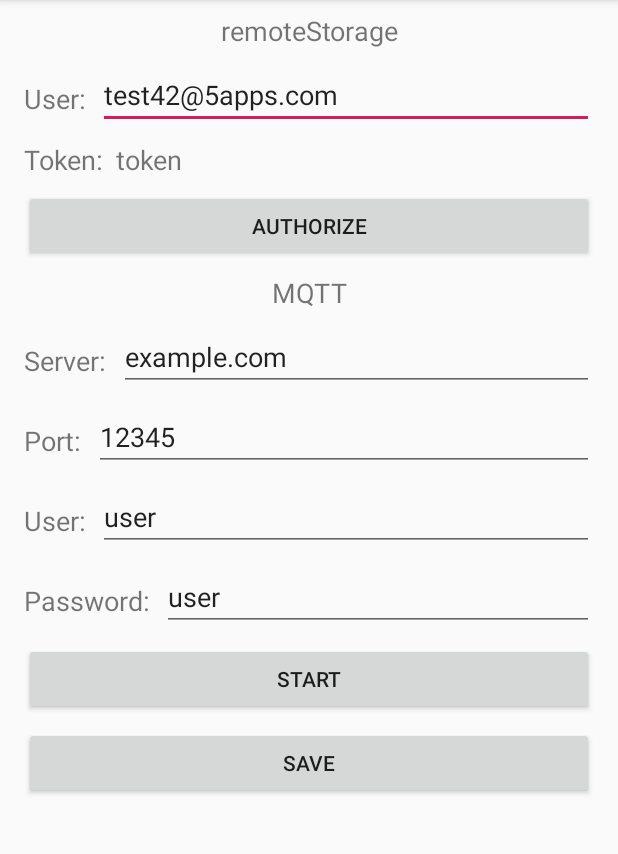
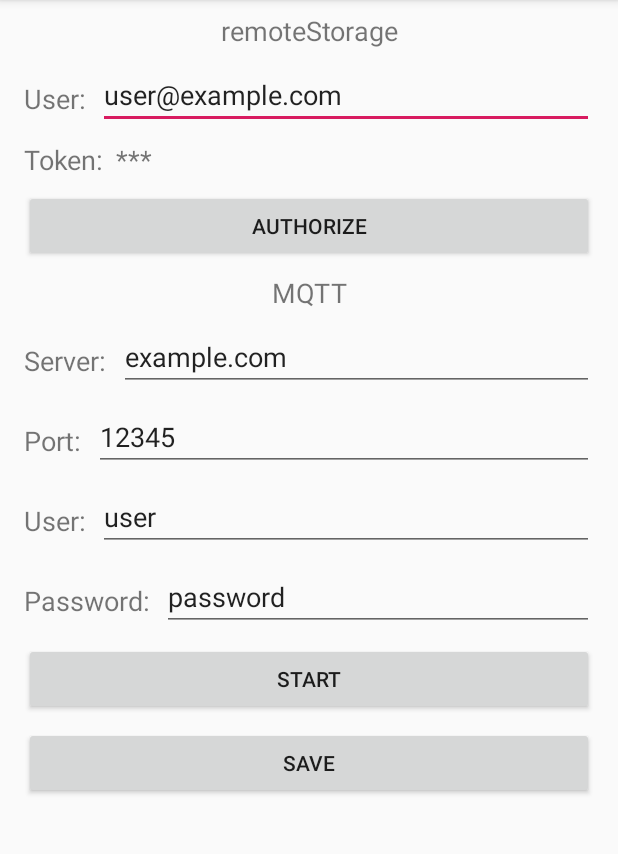
Before and after one commit to clnhlzmn/rssync, an Android app: the screen it shows after launch (MainActivity), on a phone screen of 412 x 824 dp, the part 84-938 px from its top. Run offline under Robolectric (Android 15) with nearby library versions, the phone set to English and light mode, and no system bars.

Commit message:
fatal error when connecting to mqtt

```diff
--- a/app/build.gradle
+++ b/app/build.gradle
@@ -33,6 +33,7 @@ android {
 dependencies {
     implementation fileTree(dir: 'libs', include: ['*.jar'])
     implementation "org.jetbrains.kotlin:kotlin-stdlib-jdk7:$kotlin_version"
+    implementation 'org.eclipse.paho:org.eclipse.paho.client.mqttv3:1.2.1'
     implementation 'com.android.support:appcompat-v7:28.0.0'
     implementation 'com.android.support.constraint:constraint-layout:1.1.3'
     implementation 'com.android.support:support-v4:28.0.0'
--- a/app/src/main/AndroidManifest.xml
+++ b/app/src/main/AndroidManifest.xml
@@ -5,7 +5,6 @@
     <uses-permission android:name="android.permission.INTERNET"/>
 
     <application
-            android:allowBackup="true"
             android:icon="@mipmap/ic_launcher"
             android:label="@string/app_name"
             android:roundIcon="@mipmap/ic_launcher_round"
--- a/app/src/main/java/xyz/colinholzman/rssync/AuthorizeActivity.kt
+++ b/app/src/main/java/xyz/colinholzman/rssync/AuthorizeActivity.kt
@@ -35,7 +35,6 @@ class AuthorizeActivity : AppCompatActivity() {
                 val error = request.url.fragment?.removePrefix("error=")
                 if (token != null && token != request.url.fragment) {
                     listener?.onAuthorizationGranted(token)
-
                     return true
                 } else if (error != null && error != request.url.fragment) {
                     listener?.onAuthorizationDenied(error)
--- a/app/src/main/java/xyz/colinholzman/rssync/MainActivity.kt
+++ b/app/src/main/java/xyz/colinholzman/rssync/MainActivity.kt
@@ -4,12 +4,15 @@ import android.content.Context
 import android.content.Intent
 import android.support.v7.app.AppCompatActivity
 import android.os.Bundle
+import android.text.Editable
 import android.widget.Button
 import android.widget.EditText
 import android.util.Log
+import android.widget.TextView
 import xyz.colinholzman.remotestorage_kotlin.Authorization
 import xyz.colinholzman.remotestorage_kotlin.Discovery
 import xyz.colinholzman.remotestorage_kotlin.RemoteStorage
+import java.util.*
 
 
 class MainActivity : AppCompatActivity() {
@@ -18,27 +21,61 @@ class MainActivity : AppCompatActivity() {
         val id = "MainActivity"
     }
 
-    var authorizeButton: Button? = null
-    var startButton: Button? = null
-    var saveButton: Button? = null
-
-    var href: String? = null
-    var token: String? = null
+    var rssync: RsSync? = null
 
     override fun onCreate(savedInstanceState: Bundle?) {
         super.onCreate(savedInstanceState)
         setContentView(R.layout.activity_main)
 
+        val prefs = getSharedPreferences("rssync", Context.MODE_PRIVATE)
+        if (!prefs.contains("client_id")) {
+            val editor = prefs.edit()
+            editor.putString("client_id", UUID.randomUUID().toString())
+            editor.apply()
+        }
+
         val rsUserField = findViewById<EditText>(R.id.editTextRsUser)
-        authorizeButton = findViewById(R.id.buttonAuthorize)
+        rsUserField.setText(prefs.getString("user", "user@example.com"))
+
+        val rsTokenField = findViewById<TextView>(R.id.textViewRsToken)
+        rsTokenField.setText(prefs.getString("token", "***"))
+
+        val mqttServerField = findViewById<EditText>(R.id.editTextMqttServer)
+        mqttServerField.setText(prefs.getString("mqtt_server", "example.com"))
+
+        val mqttPortField = findViewById<EditText>(R.id.editTextMqttPort)
+        mqttPortField.setText(prefs.getString("mqtt_port", "12345"))
+
+        val mqttUserField = findViewById<EditText>(R.id.editTextMqttUser)
+        mqttUserField.setText(prefs.getString("mqtt_user", "user"))
+
+        val mqttPasswordField = findViewById<EditText>(R.id.editTextMqttPassword)
+        mqttPasswordField.setText(prefs.getString("mqtt_password", "password"))
+
+        val authorizeButton = findViewById<Button>(R.id.buttonAuthorize)
         authorizeButton?.setOnClickListener {
             val intent = Intent(this, AuthorizeActivity::class.java).apply {
                 putExtra(AuthorizeActivity.USER, rsUserField.text.toString())
             }
             startActivity(intent)
         }
-        startButton = findViewById(R.id.buttonStart)
-        saveButton = findViewById(R.id.buttonSave)
+
+        val startButton = findViewById<Button>(R.id.buttonStart)
+        startButton?.setOnClickListener{
+            rssync = RsSync(this)
+            rssync?.start()
+        }
+
+        val saveButton = findViewById<Button>(R.id.buttonSave)
+        saveButton?.setOnClickListener {
+            val editor = getSharedPreferences("rssync", Context.MODE_PRIVATE).edit()
+            editor.putString("user", rsUserField.text.toString())
+            editor.putString("mqtt_server", mqttServerField.text.toString())
+            editor.putString("mqtt_port", mqttPortField.text.toString())
+            editor.putString("mqtt_user", mqttUserField.text.toString())
+            editor.putString("mqtt_password", mqttPasswordField.text.toString())
+            editor.apply()
+        }
     }
 
 }
--- a/app/src/main/res/layout/activity_main.xml
+++ b/app/src/main/res/layout/activity_main.xml
@@ -29,7 +29,7 @@
             android:layout_width="0dp"
             android:layout_height="wrap_content"
             android:id="@+id/buttonStart"
-            app:layout_constraintTop_toBottomOf="@+id/editTextInput6"
+            app:layout_constraintTop_toBottomOf="@+id/editTextMqttPassword"
             app:layout_constraintEnd_toEndOf="parent"
             android:layout_marginEnd="16dp" app:layout_constraintStart_toStartOf="parent"
             android:layout_marginStart="16dp" android:layout_marginTop="8dp"/>
@@ -60,7 +60,7 @@
             android:inputType="textPersonName"
             android:text="example.com"
             android:ems="10"
-            android:id="@+id/editTextInput3"
+            android:id="@+id/editTextMqttServer"
             android:layout_marginEnd="16dp" app:layout_constraintEnd_toEndOf="parent"
             app:layout_constraintTop_toBottomOf="@+id/textView6" android:layout_marginTop="8dp"
             app:layout_constraintStart_toEndOf="@+id/textView7" android:layout_marginStart="8dp"/>
@@ -70,9 +70,9 @@
             android:inputType="textPersonName"
             android:text="12345"
             android:ems="10"
-            android:id="@+id/editTextInput4"
+            android:id="@+id/editTextMqttPort"
             android:layout_marginEnd="16dp" app:layout_constraintEnd_toEndOf="parent"
-            app:layout_constraintTop_toBottomOf="@+id/editTextInput3" android:layout_marginTop="8dp"
+            app:layout_constraintTop_toBottomOf="@+id/editTextMqttServer" android:layout_marginTop="8dp"
             app:layout_constraintStart_toEndOf="@+id/textView8" android:layout_marginStart="8dp"/>
     <EditText
             android:layout_width="0dp"
@@ -80,19 +80,19 @@
             android:inputType="textPersonName"
             android:text="user"
             android:ems="10"
-            android:id="@+id/editTextInput5"
+            android:id="@+id/editTextMqttUser"
             android:layout_marginEnd="16dp" app:layout_constraintEnd_toEndOf="parent"
-            app:layout_constraintTop_toBottomOf="@+id/editTextInput4" android:layout_marginTop="8dp"
+            app:layout_constraintTop_toBottomOf="@+id/editTextMqttPort" android:layout_marginTop="8dp"
             app:layout_constraintStart_toEndOf="@+id/textView9" android:layout_marginStart="8dp"/>
     <EditText
             android:layout_width="0dp"
             android:layout_height="wrap_content"
             android:inputType="textPersonName"
-            android:text="user"
+            android:text="password"
             android:ems="10"
-            android:id="@+id/editTextInput6"
+            android:id="@+id/editTextMqttPassword"
             android:layout_marginEnd="16dp" app:layout_constraintEnd_toEndOf="parent"
-            app:layout_constraintTop_toBottomOf="@+id/editTextInput5" android:layout_marginTop="8dp"
+            app:layout_constraintTop_toBottomOf="@+id/editTextMqttUser" android:layout_marginTop="8dp"
             app:layout_constraintStart_toEndOf="@+id/textView10" android:layout_marginStart="8dp"/>
     <TextView
             android:text="User:"
@@ -109,7 +109,7 @@
             android:id="@+id/textView7"
             android:textSize="18sp"
             app:layout_constraintStart_toStartOf="parent" android:layout_marginStart="16dp"
-            android:layout_marginBottom="8dp" app:layout_constraintBottom_toBottomOf="@+id/editTextInput3"/>
+            android:layout_marginBottom="8dp" app:layout_constraintBottom_toBottomOf="@+id/editTextMqttServer"/>
     <TextView
             android:text="Port:"
             android:layout_width="wrap_content"
@@ -117,7 +117,7 @@
             android:id="@+id/textView8"
             android:textSize="18sp"
             app:layout_constraintStart_toStartOf="parent" android:layout_marginStart="16dp"
-            android:layout_marginBottom="8dp" app:layout_constraintBottom_toBottomOf="@+id/editTextInput4"/>
+            android:layout_marginBottom="8dp" app:layout_constraintBottom_toBottomOf="@+id/editTextMqttPort"/>
     <TextView
             android:text="User:"
             android:layout_width="wrap_content"
@@ -125,7 +125,7 @@
             android:id="@+id/textView9"
             android:textSize="18sp"
             app:layout_constraintStart_toStartOf="parent" android:layout_marginStart="16dp"
-            android:layout_marginBottom="8dp" app:layout_constraintBottom_toBottomOf="@+id/editTextInput5"
+            android:layout_marginBottom="8dp" app:layout_constraintBottom_toBottomOf="@+id/editTextMqttUser"
     />
     <TextView
             android:text="Password:"
@@ -134,7 +134,7 @@
             android:id="@+id/textView10"
             android:textSize="18sp"
             app:layout_constraintStart_toStartOf="parent" android:layout_marginStart="16dp"
-            android:layout_marginBottom="8dp" app:layout_constraintBottom_toBottomOf="@+id/editTextInput6"
+            android:layout_marginBottom="8dp" app:layout_constraintBottom_toBottomOf="@+id/editTextMqttPassword"
     />
     <TextView
             android:text="token"
```
Also changed, not shown: app/src/main/java/xyz/colinholzman/rssync/MQTT.kt (added, +35 -0 lines), app/src/main/java/xyz/colinholzman/rssync/RsSync.kt (added, +64 -0 lines).
